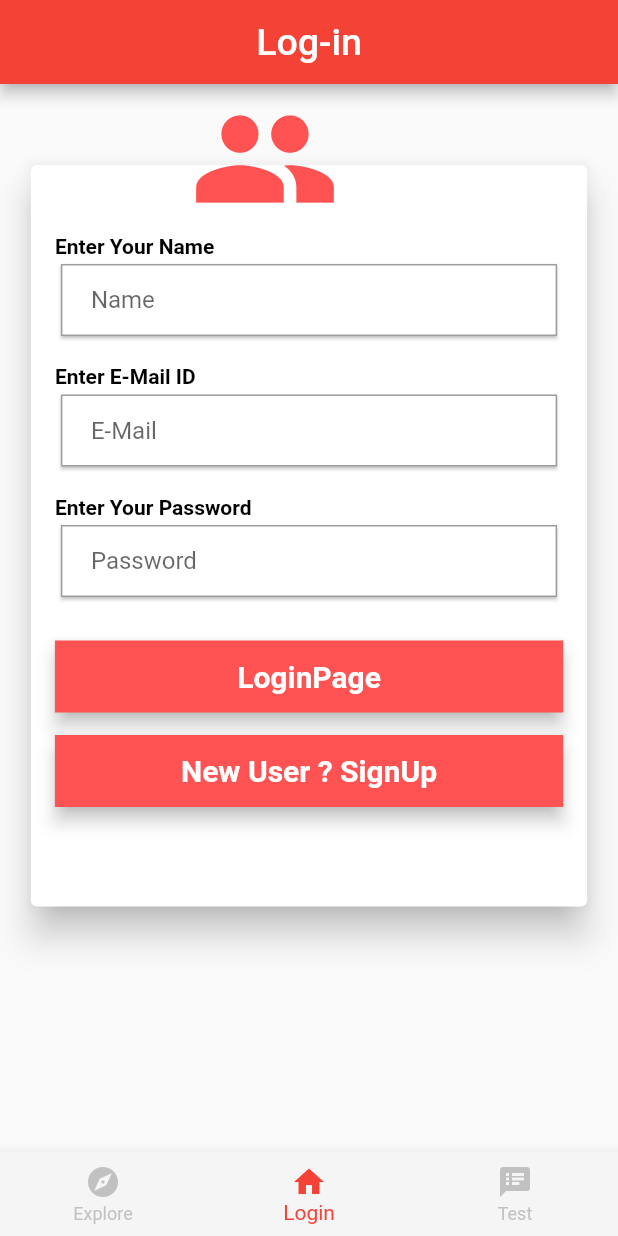
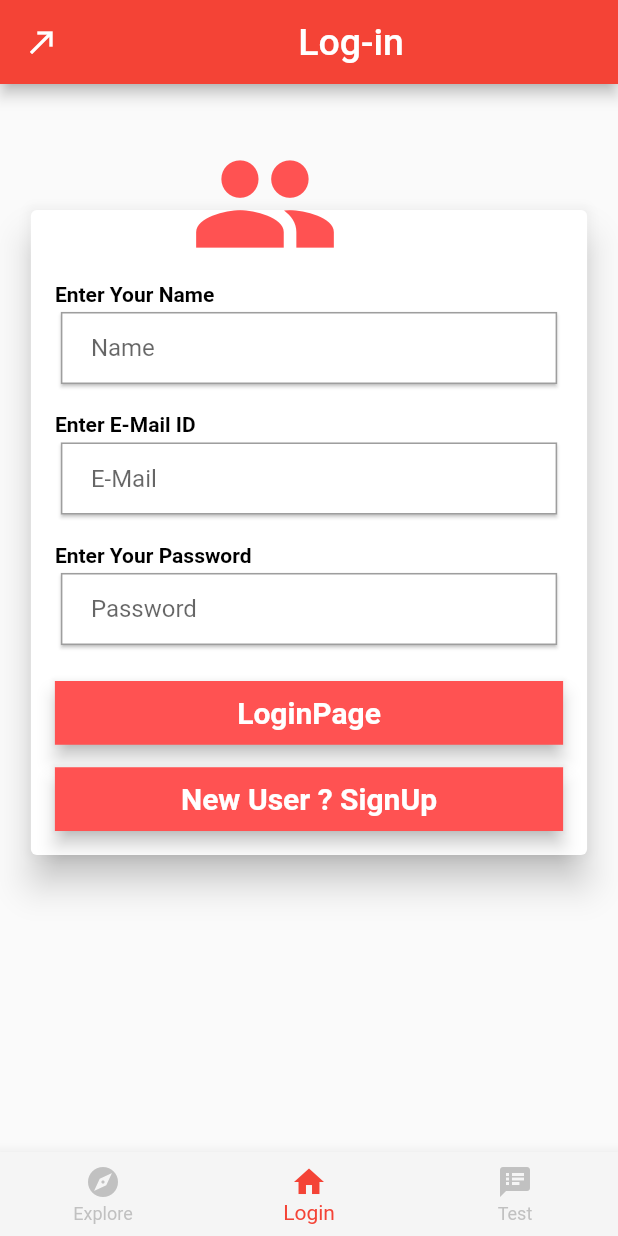
Before and after one commit to pktintali/students-mitra-flutter, a Flutter app: the screen it shows after launch, on a phone screen of 412 x 824 dp. Run offline on Flutter 3.47's test engine with Material 2 defaults, Android fonts, the light colour scheme and no system bars; our stand-ins replace charts_flutter, syncfusion_flutter_charts; Roboto replaces fonts that are missing (Montserrat).

Commit message:
login page merged forcefully

```diff
--- a/lib/Auth/LoginPage.dart
+++ b/lib/Auth/LoginPage.dart
@@ -112,20 +112,30 @@ class _LoginState extends State<LoginPage> {
       resizeToAvoidBottomPadding: false,
       appBar: AppBar(
         backgroundColor: Colors.red,
-        title: Text(
+        title: Center(
+          child: Text(
             "Log-in",
             style: TextStyle(
               fontSize: 25.0,
               color: Colors.white,
             ),
           ),
-        centerTitle: true,
         ),
-      body: SingleChildScrollView(
-        child: Column(
+        leading: IconButton(
+          icon: Icon(Icons.call_made),
+          onPressed: () {
+            setState(() {
+              Navigator.push(
+                  context, MaterialPageRoute(builder: (context) => Graphs()));
+            });
+          },
+        ),
+      ),
+      body: ListView(
+        shrinkWrap: true,
         children: <Widget>[
           SizedBox(
-              height: 50,
+            height: 80,
           ),
           Container(
             alignment: Alignment.center,
@@ -145,17 +155,15 @@ class _LoginState extends State<LoginPage> {
                             },
                             child: SingleChildScrollView(
                               child: Container(
-                                  height:
-                                      MediaQuery.of(context).size.height * 0.6,
-                                  width:
-                                      MediaQuery.of(context).size.width * 0.9,
+                                height: 430,
+                                width: MediaQuery.of(context).size.width * 0.9,
                                 child: Padding(
                                   padding: const EdgeInsets.all(16.0),
                                   child: Column(
                                     crossAxisAlignment:
                                         CrossAxisAlignment.start,
                                     children: <Widget>[
-                                        SizedBox(height: 30.0),
+                                      SizedBox(height: 32.0),
                                       Text(
                                         "Enter Your Name",
                                         style: TextStyle(
@@ -180,13 +188,13 @@ class _LoginState extends State<LoginPage> {
                                       ),
                                       passwordField,
                                       SizedBox(
-                                          height: 25.0,
+                                        height: 20.0,
                                       ),
-                                        loginButon,
+                                      Flexible(child: loginButon),
                                       SizedBox(
                                         height: 15.0,
                                       ),
-                                        RegisterButon,
+                                      Flexible(child: RegisterButon),
                                     ],
                                   ),
                                 ),
@@ -217,7 +225,6 @@ class _LoginState extends State<LoginPage> {
           ),
         ],
       ),
-      ),
     );
   }
 }
```
Lines whose indentation alone changed are shown as unchanged.
